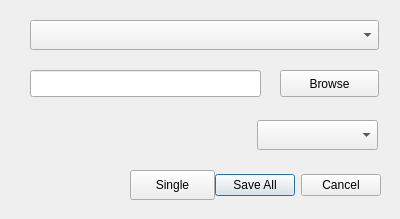
Qt form isis_imaging/gui/ui/save.ui (mantidproject/mantidimaging) before a commit.
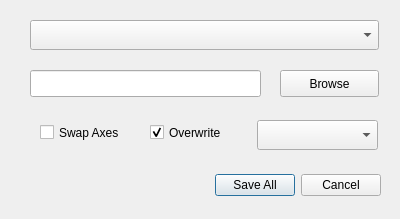
The same form after that commit.

The edit to the form file:
```diff
--- a/isis_imaging/gui/ui/save.ui
+++ b/isis_imaging/gui/ui/save.ui
@@ -62,19 +62,6 @@
     </rect>
    </property>
   </widget>
-  <widget class="QPushButton" name="saveSingle">
-   <property name="geometry">
-    <rect>
-     <x>130</x>
-     <y>170</y>
-     <width>85</width>
-     <height>30</height>
-    </rect>
-   </property>
-   <property name="text">
-    <string>Single</string>
-   </property>
-  </widget>
   <widget class="QComboBox" name="stackNames">
    <property name="geometry">
     <rect>
@@ -85,6 +72,35 @@
     </rect>
    </property>
   </widget>
+  <widget class="QCheckBox" name="swapAxes">
+   <property name="geometry">
+    <rect>
+     <x>40</x>
+     <y>120</y>
+     <width>96</width>
+     <height>25</height>
+    </rect>
+   </property>
+   <property name="text">
+    <string>Swap Axes</string>
+   </property>
+  </widget>
+  <widget class="QCheckBox" name="overwriteAll">
+   <property name="geometry">
+    <rect>
+     <x>150</x>
+     <y>120</y>
+     <width>96</width>
+     <height>25</height>
+    </rect>
+   </property>
+   <property name="text">
+    <string>Overwrite</string>
+   </property>
+   <property name="checked">
+    <bool>true</bool>
+   </property>
+  </widget>
  </widget>
  <resources/>
  <connections>
```
